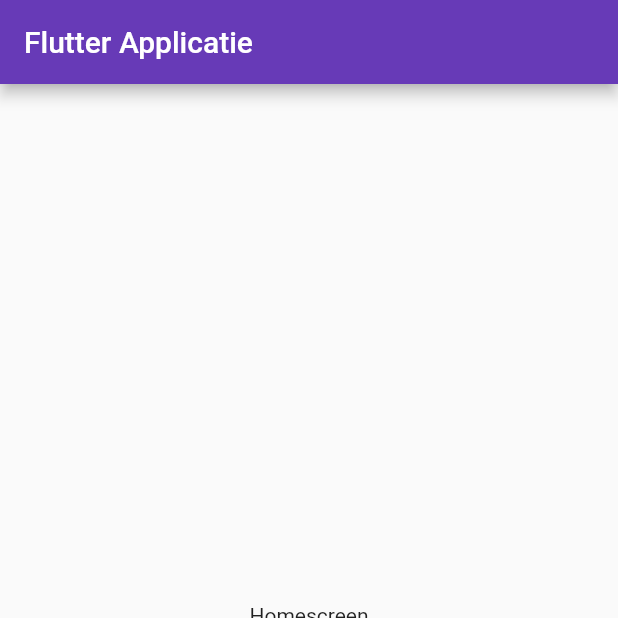
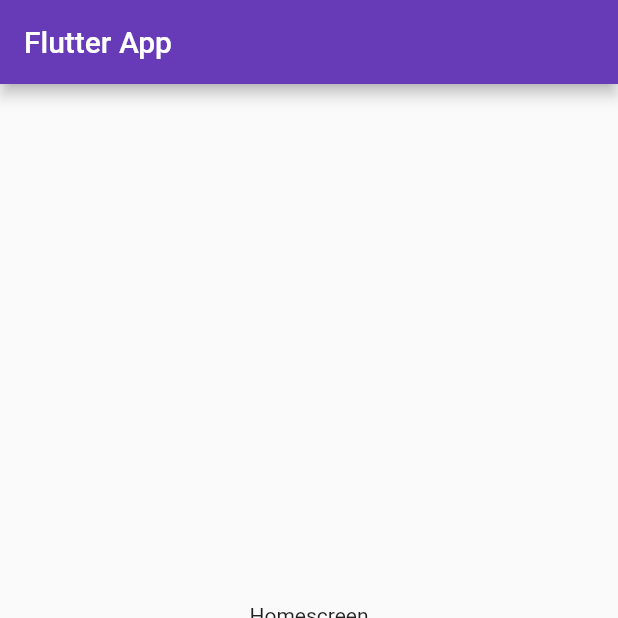
Before and after one commit to remcodesmedt/BP-Flutter-App, a Flutter app: the screen it shows after launch, on a phone screen of 412 x 824 dp, the top half of it. Run offline on Flutter 3.47's test engine with Material 2 defaults, Android fonts, the phone set to English and light mode, and no system bars.

Commit message:
app name

```diff
--- a/lib/main.dart
+++ b/lib/main.dart
@@ -16,11 +16,11 @@ class MyApp extends StatelessWidget {
   @override
   Widget build(BuildContext context) {
     return MaterialApp(
-      title: 'Flutter Application',
+      title: 'Flutter App',
       theme: ThemeData(
         primarySwatch: Colors.deepPurple,
       ),
-      home: const MyHomePage(title: 'Flutter Applicatie'),
+      home: const MyHomePage(title: 'Flutter App'),
     );
   }
 }
```
Also changed, not shown: 1 other file.
